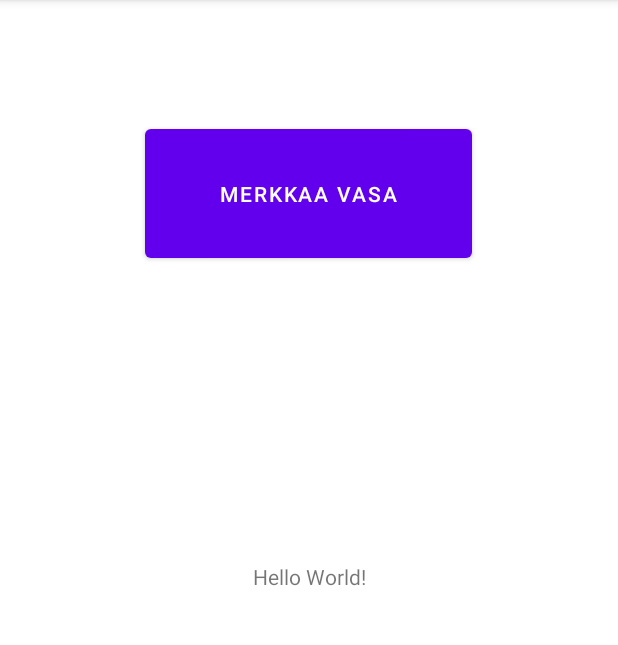
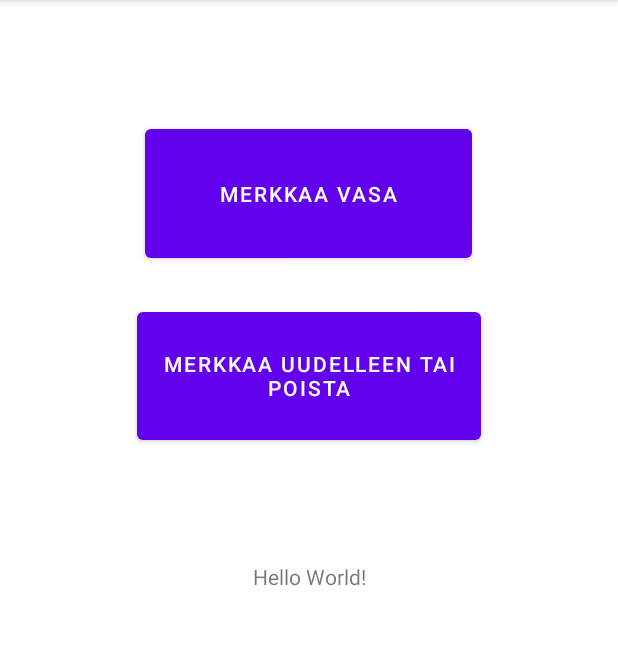
Before and after one commit to nopelius/CustomAlertDialog, an Android app: the screen it shows after launch (MainActivity), on a phone screen of 412 x 824 dp, the part 84-729 px from its top. Run offline under Robolectric (Android 15) with nearby library versions, the phone set to English and light mode, and no system bars.

Commit message:
Add remark or remove mark dialog

```diff
--- a/app/src/main/res/layout/activity_main.xml
+++ b/app/src/main/res/layout/activity_main.xml
@@ -26,4 +26,14 @@
         app:layout_constraintStart_toStartOf="parent"
         app:layout_constraintTop_toTopOf="parent" />
 
+    <Button
+        android:id="@+id/markOrRemove"
+        android:layout_width="229dp"
+        android:layout_height="97dp"
+        android:layout_marginTop="24dp"
+        android:text="Merkkaa uudelleen tai poista"
+        app:layout_constraintEnd_toEndOf="parent"
+        app:layout_constraintStart_toStartOf="parent"
+        app:layout_constraintTop_toBottomOf="@+id/mark" />
+
 </androidx.constraintlayout.widget.ConstraintLayout>
```
Also changed, not shown: app/src/main/java/com/example/customalertdialog/MainActivity.java (+18 -3 lines), app/src/main/res/layout/remark_or_remove_dialog.xml (added, +48 -0 lines), app/src/main/res/layout/mark_dialog.xml (renamed from app/src/main/res/layout/custom_dialog.xml).
